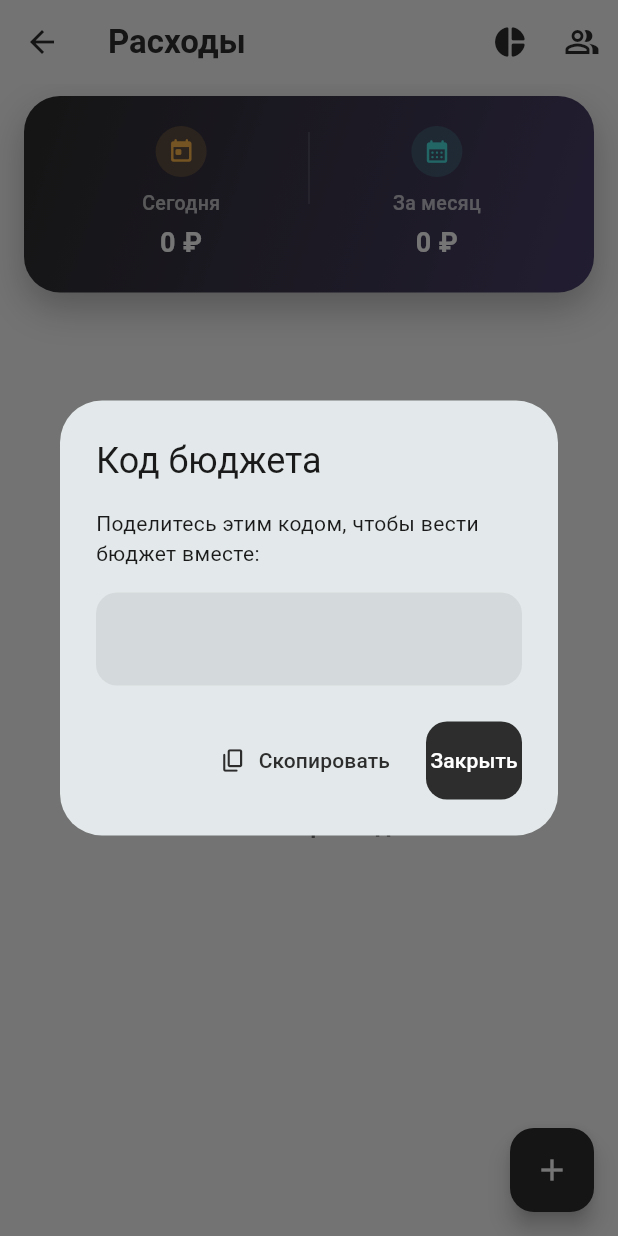
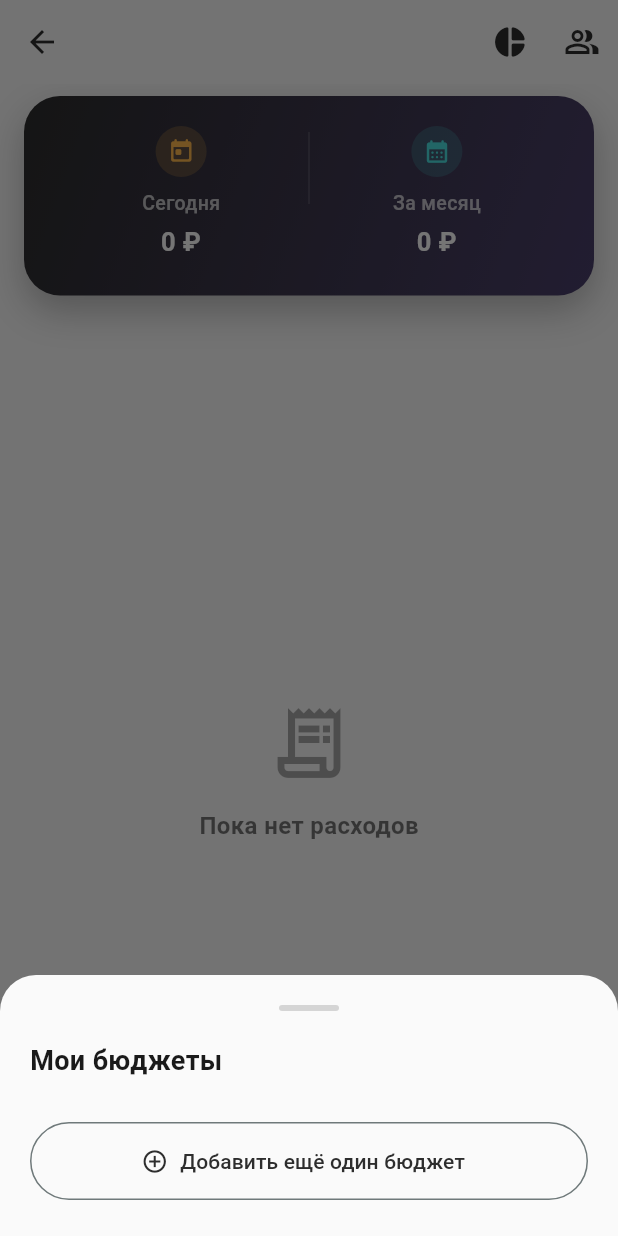
Before and after one commit to baboevazamatkz-create/Project, a Flutter app: the HomeScreen screen opened directly with empty values, after a tap on the "people alt" icon, on a phone screen of 412 x 824 dp. Run offline on Flutter 3.47's test engine with Material 3 defaults, Android fonts, the phone set to English and light mode, and no system bars; our stand-ins replace cloud_firestore, firebase_auth, firebase_core, fl_chart, shared_preferences; accounts and stored records are empty; network calls fail.

Commit message:
Add multiple budgets and income tracking
Households: local storage now keeps a list of joined budgets (code +
label) instead of a single one, migrating any existing single-budget
setup automatically. A "Мои бюджеты" sheet (opened from the app bar)
switches between them and offers adding another via the same
create/join flow, without ever discarding an already-joined budget.

Income: entries carry a TransactionType (expense/income); category is
now optional and only used for expenses. Two floating action buttons
add either kind - green "+" for income, "−" for expense - and the
list, summary card (now split into separate expense/income lines per
period) and pie chart (income has no category, so it's excluded)
reflect the sign.

Co-Authored-By: Claude Sonnet 5 <noreply@anthropic.com>
Claude-Session: https://claude.ai/code/session_01FGhFt6z7pbN8caMhjQJkXN

```diff
--- a/lib/models/expense.dart
+++ b/lib/models/expense.dart
@@ -2,39 +2,48 @@ import 'package:cloud_firestore/cloud_firestore.dart';
 
 import 'currency.dart';
 import 'expense_category.dart';
+import 'transaction_type.dart';
 
 class Expense {
   final String id;
   final double amount;
-  final ExpenseCategory category;
+  final ExpenseCategory? category;
   final String note;
   final DateTime date;
   final AppCurrency currency;
+  final TransactionType type;
 
   const Expense({
     required this.id,
     required this.amount,
-    required this.category,
     required this.date,
+    this.category,
     this.note = '',
     this.currency = AppCurrency.rub,
+    this.type = TransactionType.expense,
   });
+
+  bool get isIncome => type == TransactionType.income;
 
   Map<String, dynamic> toJson() => {
         'id': id,
         'amount': amount,
-        'category': category.storageKey,
+        'category': category?.storageKey,
         'note': note,
         'date': Timestamp.fromDate(date),
         'currency': currency.storageKey,
+        'type': type.storageKey,
       };
 
   factory Expense.fromJson(Map<String, dynamic> json) => Expense(
         id: json['id'] as String,
         amount: (json['amount'] as num).toDouble(),
-        category: ExpenseCategoryX.fromStorageKey(json['category'] as String),
+        category: json['category'] != null
+            ? ExpenseCategoryX.fromStorageKey(json['category'] as String)
+            : null,
         note: json['note'] as String? ?? '',
         date: (json['date'] as Timestamp).toDate(),
         currency: AppCurrencyX.fromStorageKey(json['currency'] as String?),
+        type: TransactionTypeX.fromStorageKey(json['type'] as String?),
       );
 }
--- /dev/null
+++ b/lib/models/household.dart
@@ -0,0 +1,13 @@
+class Household {
+  final String code;
+  final String label;
+
+  const Household({required this.code, required this.label});
+
+  Map<String, dynamic> toJson() => {'code': code, 'label': label};
+
+  factory Household.fromJson(Map<String, dynamic> json) => Household(
+        code: json['code'] as String,
+        label: json['label'] as String,
+      );
+}
--- /dev/null
+++ b/lib/models/transaction_type.dart
@@ -0,0 +1,12 @@
+enum TransactionType { expense, income }
+
+extension TransactionTypeX on TransactionType {
+  String get storageKey => name;
+
+  static TransactionType fromStorageKey(String? key) {
+    return TransactionType.values.firstWhere(
+      (t) => t.name == key,
+      orElse: () => TransactionType.expense,
+    );
+  }
+}
--- a/lib/screens/home_screen.dart
+++ b/lib/screens/home_screen.dart
@@ -1,19 +1,29 @@
 import 'package:flutter/material.dart';
-import 'package:flutter/services.dart';
 
 import '../data/expense_repository.dart';
 import '../models/currency.dart';
 import '../models/expense.dart';
-import '../theme.dart';
+import '../models/household.dart';
+import '../models/transaction_type.dart';
 import '../widgets/add_expense_sheet.dart';
 import '../widgets/expense_tile.dart';
+import '../widgets/household_switcher_sheet.dart';
 import '../widgets/summary_card.dart';
 import 'stats_screen.dart';
 
 class HomeScreen extends StatefulWidget {
-  final String householdCode;
+  final Household household;
+  final List<Household> households;
+  final ValueChanged<String> onSwitchHousehold;
+  final VoidCallback onAddHousehold;
 
-  const HomeScreen({super.key, required this.householdCode});
+  const HomeScreen({
+    super.key,
+    required this.household,
+    required this.households,
+    required this.onSwitchHousehold,
+    required this.onAddHousehold,
+  });
 
   @override
   State<HomeScreen> createState() => _HomeScreenState();
@@ -23,71 +33,38 @@ class _HomeScreenState extends State<HomeScreen> {
   final _repository = ExpenseRepository();
 
   Future<void> _addExpense(Expense expense) {
-    return _repository.addExpense(widget.householdCode, expense);
+    return _repository.addExpense(widget.household.code, expense);
   }
 
   Future<void> _deleteExpense(Expense expense) async {
-    await _repository.deleteExpense(widget.householdCode, expense.id);
+    await _repository.deleteExpense(widget.household.code, expense.id);
 
     if (!mounted) return;
     ScaffoldMessenger.of(context).clearSnackBars();
     ScaffoldMessenger.of(context).showSnackBar(
       SnackBar(
-        content: const Text('Расход удалён'),
+        content: Text(expense.isIncome ? 'Доход удалён' : 'Расход удалён'),
         action: SnackBarAction(
           label: 'Отменить',
           onPressed: () =>
-              _repository.addExpense(widget.householdCode, expense),
+              _repository.addExpense(widget.household.code, expense),
         ),
       ),
     );
   }
 
-  void _showHouseholdCode() {
-    showDialog<void>(
+  void _showHouseholdSwitcher() {
+    showModalBottomSheet(
       context: context,
-      builder: (context) => AlertDialog(
-        title: const Text('Код бюджета'),
-        content: Column(
-          mainAxisSize: MainAxisSize.min,
-          children: [
-            const Text('Поделитесь этим кодом, чтобы вести бюджет вместе:'),
-            const SizedBox(height: 16),
-            Container(
-              width: double.infinity,
-              padding: const EdgeInsets.symmetric(vertical: 14),
-              decoration: BoxDecoration(
-                color: kAccentColor.withValues(alpha: 0.08),
-                borderRadius: BorderRadius.circular(14),
-              ),
-              child: Text(
-                widget.householdCode,
-                textAlign: TextAlign.center,
-                style: const TextStyle(
-                  fontSize: 24,
-                  fontWeight: FontWeight.w800,
-                  letterSpacing: 4,
-                ),
-              ),
-            ),
-          ],
-        ),
-        actions: [
-          TextButton.icon(
-            onPressed: () {
-              Clipboard.setData(ClipboardData(text: widget.householdCode));
-              ScaffoldMessenger.of(context).showSnackBar(
-                const SnackBar(content: Text('Код скопирован')),
-              );
-            },
-            icon: const Icon(Icons.copy_rounded, size: 18),
-            label: const Text('Скопировать'),
-          ),
-          ElevatedButton(
-            onPressed: () => Navigator.of(context).pop(),
-            child: const Text('Закрыть'),
-          ),
-        ],
+      backgroundColor: Theme.of(context).scaffoldBackgroundColor,
+      shape: const RoundedRectangleBorder(
+        borderRadius: BorderRadius.vertical(top: Radius.circular(24)),
+      ),
+      builder: (context) => HouseholdSwitcherSheet(
+        households: widget.households,
+        activeCode: widget.household.code,
+        onSwitch: widget.onSwitchHousehold,
+        onAddHousehold: widget.onAddHousehold,
       ),
     );
   }
@@ -98,7 +75,7 @@ class _HomeScreenState extends State<HomeScreen> {
     );
   }
 
-  void _openAddExpenseSheet() {
+  void _openAddSheet(TransactionType type) {
     showModalBottomSheet(
       context: context,
       isScrollControlled: true,
@@ -106,7 +83,7 @@ class _HomeScreenState extends State<HomeScreen> {
       shape: const RoundedRectangleBorder(
         borderRadius: BorderRadius.vertical(top: Radius.circular(24)),
       ),
-      builder: (context) => AddExpenseSheet(onSubmit: _addExpense),
+      builder: (context) => AddExpenseSheet(type: type, onSubmit: _addExpense),
     );
   }
 
@@ -122,34 +99,31 @@ class _HomeScreenState extends State<HomeScreen> {
     return totals;
   }
 
-  Map<AppCurrency, double> _todayTotals(List<Expense> expenses) {
+  Map<AppCurrency, double> _totalsFor(
+    List<Expense> expenses, {
+    required bool sameDay,
+    required bool isIncome,
+  }) {
     final now = DateTime.now();
     return _totalsBy(
       expenses,
       (e) =>
+          e.isIncome == isIncome &&
           e.date.year == now.year &&
           e.date.month == now.month &&
-          e.date.day == now.day,
-    );
-  }
-
-  Map<AppCurrency, double> _monthTotals(List<Expense> expenses) {
-    final now = DateTime.now();
-    return _totalsBy(
-      expenses,
-      (e) => e.date.year == now.year && e.date.month == now.month,
+          (!sameDay || e.date.day == now.day),
     );
   }
 
   @override
   Widget build(BuildContext context) {
     return StreamBuilder<List<Expense>>(
-      stream: _repository.watchExpenses(widget.householdCode),
+      stream: _repository.watchExpenses(widget.household.code),
       builder: (context, snapshot) {
         final expenses = snapshot.data ?? const <Expense>[];
         return Scaffold(
           appBar: AppBar(
-            title: const Text('Расходы'),
+            title: Text(widget.household.label),
             actions: [
               IconButton(
                 onPressed: () => _openStats(expenses),
@@ -157,15 +131,30 @@ class _HomeScreenState extends State<HomeScreen> {
                 tooltip: 'По категориям',
               ),
               IconButton(
-                onPressed: _showHouseholdCode,
+                onPressed: _showHouseholdSwitcher,
                 icon: const Icon(Icons.people_alt_outlined),
-                tooltip: 'Код бюджета',
+                tooltip: 'Мои бюджеты',
               ),
             ],
           ),
-          floatingActionButton: FloatingActionButton(
-            onPressed: _openAddExpenseSheet,
-            child: const Icon(Icons.add),
+          floatingActionButton: Row(
+            mainAxisSize: MainAxisSize.min,
+            children: [
+              FloatingActionButton(
+                heroTag: 'add_income',
+                backgroundColor: Colors.green.shade600,
+                onPressed: () => _openAddSheet(TransactionType.income),
+                tooltip: 'Добавить доход',
+                child: const Icon(Icons.add),
+              ),
+              const SizedBox(width: 14),
+              FloatingActionButton(
+                heroTag: 'add_expense',
+                onPressed: () => _openAddSheet(TransactionType.expense),
+                tooltip: 'Добавить расход',
+                child: const Icon(Icons.remove),
+              ),
+            ],
           ),
           body: !snapshot.hasData
               ? const Center(child: CircularProgressIndicator())
@@ -175,8 +164,26 @@ class _HomeScreenState extends State<HomeScreen> {
                       padding: const EdgeInsets.fromLTRB(16, 8, 16, 8),
                       sliver: SliverToBoxAdapter(
                         child: SummaryCard(
-                          todayTotals: _todayTotals(expenses),
-                          monthTotals: _monthTotals(expenses),
+                          todayExpenseTotals: _totalsFor(
+                            expenses,
+                            sameDay: true,
+                            isIncome: false,
+                          ),
+                          todayIncomeTotals: _totalsFor(
+                            expenses,
+                            sameDay: true,
+                            isIncome: true,
+                          ),
+                          monthExpenseTotals: _totalsFor(
+                            expenses,
+                            sameDay: false,
+                            isIncome: false,
+                          ),
+                          monthIncomeTotals: _totalsFor(
+                            expenses,
+                            sameDay: false,
+                            isIncome: true,
+                          ),
                         ),
                       ),
                     ),
--- /dev/null
+++ b/lib/widgets/household_switcher_sheet.dart
@@ -0,0 +1,164 @@
+import 'package:flutter/material.dart';
+import 'package:flutter/services.dart';
+
+import '../models/household.dart';
+import '../theme.dart';
+
+class HouseholdSwitcherSheet extends StatelessWidget {
+  final List<Household> households;
+  final String activeCode;
+  final ValueChanged<String> onSwitch;
+  final VoidCallback onAddHousehold;
+
+  const HouseholdSwitcherSheet({
+    super.key,
+    required this.households,
+    required this.activeCode,
+    required this.onSwitch,
+    required this.onAddHousehold,
+  });
+
+  @override
+  Widget build(BuildContext context) {
+    return SafeArea(
+      child: Padding(
+        padding: const EdgeInsets.fromLTRB(20, 20, 20, 24),
+        child: Column(
+          mainAxisSize: MainAxisSize.min,
+          crossAxisAlignment: CrossAxisAlignment.stretch,
+          children: [
+            Center(
+              child: Container(
+                width: 40,
+                height: 4,
+                margin: const EdgeInsets.only(bottom: 20),
+                decoration: BoxDecoration(
+                  color: Colors.grey.withValues(alpha: 0.4),
+                  borderRadius: BorderRadius.circular(2),
+                ),
+              ),
+            ),
+            const Text(
+              'Мои бюджеты',
+              style: TextStyle(fontSize: 18, fontWeight: FontWeight.w700),
+            ),
+            const SizedBox(height: 16),
+            for (final household in households)
+              _HouseholdRow(
+                household: household,
+                isActive: household.code == activeCode,
+                onTap: () {
+                  Navigator.of(context).pop();
+                  if (household.code != activeCode) {
+                    onSwitch(household.code);
+                  }
+                },
+              ),
+            const SizedBox(height: 12),
+            SizedBox(
+              height: 52,
+              child: OutlinedButton.icon(
+                onPressed: () {
+                  Navigator.of(context).pop();
+                  onAddHousehold();
+                },
+                icon: const Icon(Icons.add_circle_outline),
+                label: const Text('Добавить ещё один бюджет'),
+              ),
+            ),
+          ],
+        ),
+      ),
+    );
+  }
+}
+
+class _HouseholdRow extends StatelessWidget {
+  final Household household;
+  final bool isActive;
+  final VoidCallback onTap;
+
+  const _HouseholdRow({
+    required this.household,
+    required this.isActive,
+    required this.onTap,
+  });
+
+  @override
+  Widget build(BuildContext context) {
+    return Padding(
+      padding: const EdgeInsets.only(bottom: 10),
+      child: Material(
+        color: isActive
+            ? kAccentColor.withValues(alpha: 0.08)
+            : Colors.transparent,
+        borderRadius: BorderRadius.circular(14),
+        child: InkWell(
+          onTap: onTap,
+          borderRadius: BorderRadius.circular(14),
+          child: Padding(
+            padding: const EdgeInsets.symmetric(horizontal: 16, vertical: 14),
+            child: Row(
+              children: [
+                Container(
+                  width: 40,
+                  height: 40,
+                  alignment: Alignment.center,
+                  decoration: BoxDecoration(
+                    color: kAccentColor.withValues(alpha: 0.1),
+                    borderRadius: BorderRadius.circular(12),
+                  ),
+                  child: const Icon(
+                    Icons.savings_rounded,
+                    color: kAccentColor,
+                    size: 20,
+                  ),
+                ),
+                const SizedBox(width: 12),
+                Expanded(
+                  child: Column(
+                    crossAxisAlignment: CrossAxisAlignment.start,
+                    children: [
+                      Text(
+                        household.label,
+                        style: const TextStyle(
+                          fontSize: 15,
+                          fontWeight: FontWeight.w600,
+                        ),
+                      ),
+                      const SizedBox(height: 2),
+                      Text(
+                        household.code,
+                        style: TextStyle(
+                          fontSize: 12,
+                          letterSpacing: 1,
+                          color: Theme.of(context)
+                              .textTheme
+                              .bodyMedium
+                              ?.color
+                              ?.withValues(alpha: 0.5),
+                        ),
+                      ),
+                    ],
+                  ),
+                ),
+                if (isActive)
+                  const Icon(Icons.check_circle_rounded, color: kAccentColor)
+                else
+                  IconButton(
+                    onPressed: () {
+                      Clipboard.setData(ClipboardData(text: household.code));
+                      ScaffoldMessenger.of(context).showSnackBar(
+                        const SnackBar(content: Text('Код скопирован')),
+                      );
+                    },
+                    icon: const Icon(Icons.copy_rounded, size: 18),
+                  ),
+              ],
+            ),
+          ),
+        ),
+      ),
+    );
+  }
+}
--- a/lib/widgets/summary_card.dart
+++ b/lib/widgets/summary_card.dart
@@ -3,14 +3,20 @@ import 'package:flutter/material.dart';
 import '../models/currency.dart';
 import '../theme.dart';
 
+const _incomeColor = Color(0xFF6EE7A8);
+
 class SummaryCard extends StatelessWidget {
-  final Map<AppCurrency, double> todayTotals;
-  final Map<AppCurrency, double> monthTotals;
+  final Map<AppCurrency, double> todayExpenseTotals;
+  final Map<AppCurrency, double> todayIncomeTotals;
+  final Map<AppCurrency, double> monthExpenseTotals;
+  final Map<AppCurrency, double> monthIncomeTotals;
 
   const SummaryCard({
     super.key,
-    required this.todayTotals,
-    required this.monthTotals,
+    required this.todayExpenseTotals,
+    required this.todayIncomeTotals,
+    required this.monthExpenseTotals,
+    required this.monthIncomeTotals,
   });
 
   @override
@@ -40,7 +46,8 @@ class SummaryCard extends StatelessWidget {
               icon: Icons.today_rounded,
               iconColor: const Color(0xFFFFB84C),
               label: 'Сегодня',
-              totals: todayTotals,
+              expenseTotals: todayExpenseTotals,
+              incomeTotals: todayIncomeTotals,
             ),
           ),
           Container(
@@ -54,7 +61,8 @@ class SummaryCard extends StatelessWidget {
               icon: Icons.calendar_month_rounded,
               iconColor: const Color(0xFF4ADEDE),
               label: 'За месяц',
-              totals: monthTotals,
+              expenseTotals: monthExpenseTotals,
+              incomeTotals: monthIncomeTotals,
             ),
           ),
         ],
@@ -67,21 +75,23 @@ class _SummaryItem extends StatelessWidget {
   final IconData icon;
   final Color iconColor;
   final String label;
-  final Map<AppCurrency, double> totals;
+  final Map<AppCurrency, double> expenseTotals;
+  final Map<AppCurrency, double> incomeTotals;
 
   const _SummaryItem({
     required this.icon,
     required this.iconColor,
     required this.label,
-    required this.totals,
+    required this.expenseTotals,
+    required this.incomeTotals,
   });
 
   @override
   Widget build(BuildContext context) {
-    final entries = totals.entries.toList();
-    final values = entries.isEmpty
-        ? [AppCurrency.rub.format.format(0)]
-        : entries.map((e) => e.key.format.format(e.value)).toList();
+    final currencies = AppCurrency.values
+        .where((c) => (expenseTotals[c] ?? 0) > 0 || (incomeTotals[c] ?? 0) > 0)
+        .toList();
+    if (currencies.isEmpty) currencies.add(AppCurrency.rub);
 
     return Column(
       crossAxisAlignment: CrossAxisAlignment.center,
@@ -104,18 +114,33 @@ class _SummaryItem extends StatelessWidget {
           ),
         ),
         const SizedBox(height: 4),
-        for (final value in values)
+        for (final currency in currencies) ...[
           Text(
-            value,
+            '${(expenseTotals[currency] ?? 0) > 0 ? '−' : ''}'
+            '${currency.format.format(expenseTotals[currency] ?? 0)}',
             style: const TextStyle(
               color: Colors.white,
-              fontSize: 18,
+              fontSize: 17,
               fontWeight: FontWeight.w700,
             ),
             maxLines: 1,
             overflow: TextOverflow.ellipsis,
             textAlign: TextAlign.center,
           ),
+          if ((incomeTotals[currency] ?? 0) > 0)
+            Text(
+              '+${currency.format.format(incomeTotals[currency]!)}',
+              style: const TextStyle(
+                color: _incomeColor,
+                fontSize: 13,
+                fontWeight: FontWeight.w700,
+              ),
+              maxLines: 1,
+              overflow: TextOverflow.ellipsis,
+              textAlign: TextAlign.center,
+            ),
+          const SizedBox(height: 4),
+        ],
       ],
     );
   }
```
Also changed, not shown: lib/app_gate.dart (+53 -11 lines), lib/data/expense_repository.dart (+6 -2 lines), lib/data/household_repository.dart (+44 -8 lines), lib/screens/household_screen.dart (+68 -27 lines), lib/screens/stats_screen.dart (+4 -3 lines), lib/theme.dart (+9 -8 lines), lib/widgets/add_expense_sheet.dart (+24 -9 lines), lib/widgets/expense_tile.dart (+15 -6 lines), lib/firebase_options.dart.
